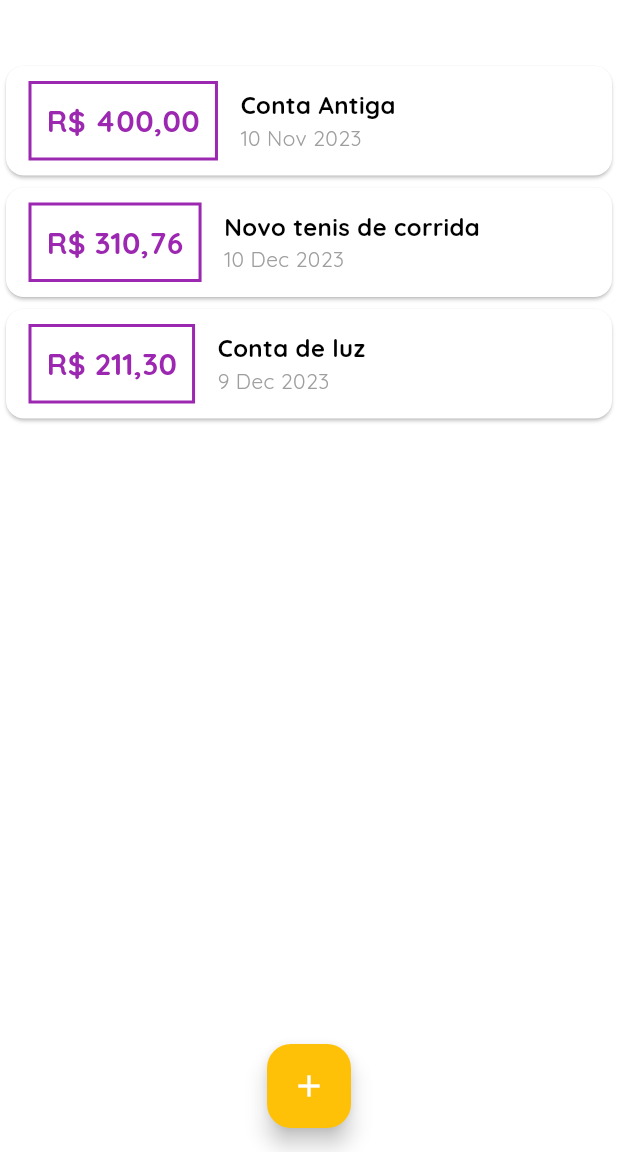
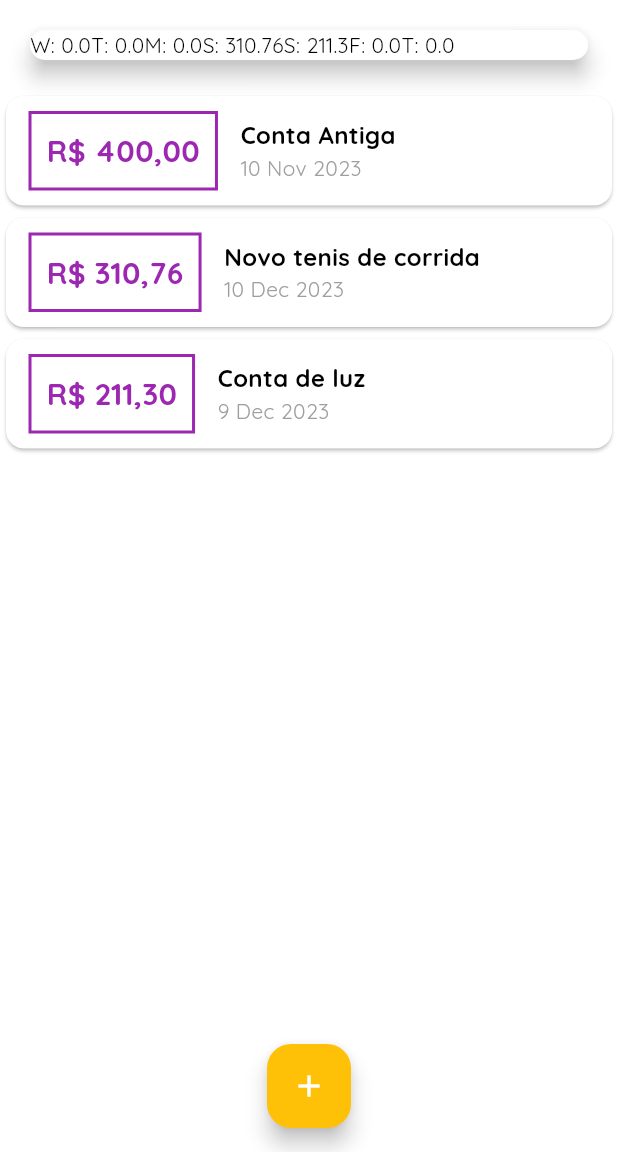
Before and after one commit to MarcosRossoni/AppDespesasPessoais, a Flutter app: the screen it shows after launch, on a phone screen of 412 x 824 dp, the part 84-1236 px from its top. Run offline on Flutter 3.47's test engine with Material 3 defaults, Android fonts, the phone set to English and light mode, and no system bars.

Commit message:
correcao do map no chart

```diff
--- a/lib/components/chart.dart
+++ b/lib/components/chart.dart
@@ -34,13 +34,11 @@ class Chart extends StatelessWidget {
   @override
   Widget build(BuildContext context) {
     groupedTransactions;
-    return const Card(
+    return Card(
       elevation: 6,
       margin: EdgeInsets.all(20),
       child: Row(
-        children: <Widget>[
-
-        ],
+        children: groupedTransactions.map((tr) => Text('${tr['day']}: ${tr['value']}')).toList(),
       )
     );
   }
```
